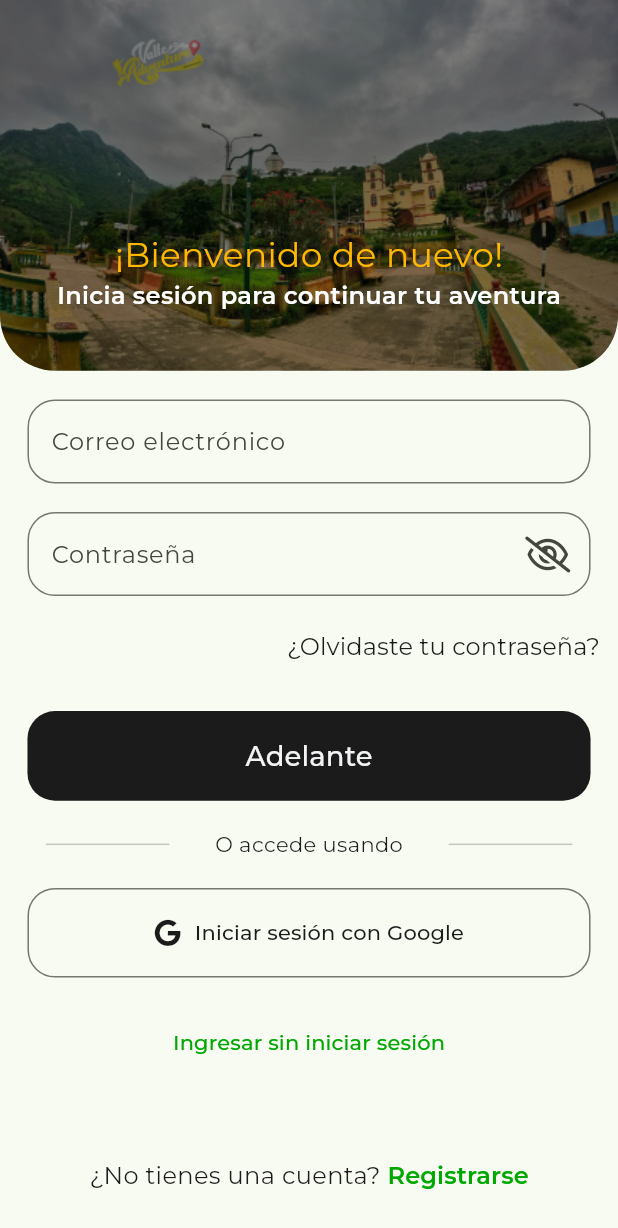
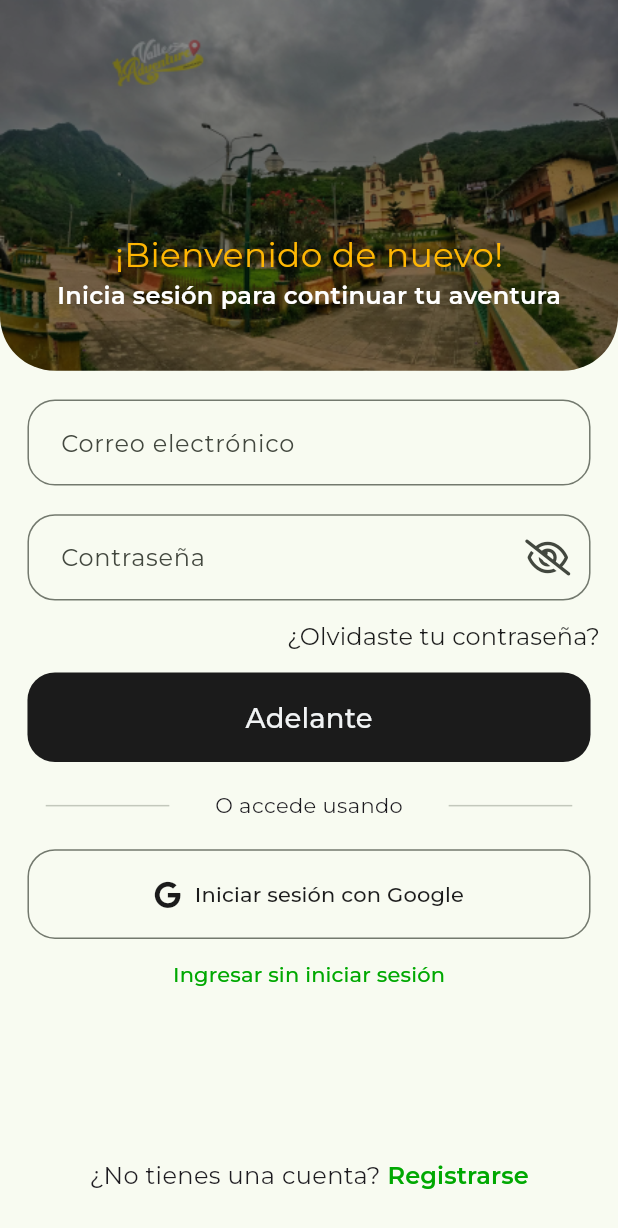
Before and after one commit to Jmendozase6/valle_adventure_app, a Flutter app: the SignInScreen screen opened directly, on a phone screen of 412 x 824 dp. Shown: the top 1228 px of the screen. Run offline on Flutter 3.47's test engine with Material 3 defaults, Android fonts, the phone set to English and light mode, and no system bars; our stand-ins replace animate_do, cached_network_image, flashy_tab_bar2, flutter_dotenv, flutter_riverpod, flutter_screenutil and 8 more; accounts and stored records are empty; generated files the repository leaves out were written again.

Commit message:
fix: UI code for better consistency and readability

```diff
--- a/lib/features/auth/screens/sign_in_screen.dart
+++ b/lib/features/auth/screens/sign_in_screen.dart
@@ -59,7 +59,6 @@ class _SignInView extends ConsumerWidget {
             labelText: locale.password,
             controller: authProvider.signInPasswordController,
           ),
-          SizedBox(height: AppConstants.defaultPadding * 0.5),
           Align(
             alignment: Alignment.centerRight,
             child: TextButton(
@@ -75,7 +74,6 @@ class _SignInView extends ConsumerWidget {
               ),
             ),
           ),
-          SizedBox(height: AppConstants.defaultPadding),
           Padding(
             padding: EdgeInsets.symmetric(
               horizontal: AppConstants.defaultPaddingHorizontal,
@@ -104,7 +102,6 @@ class _SignInView extends ConsumerWidget {
           ButtonSocialMedia(
             text: locale.sign_in_with_google,
           ),
-          SizedBox(height: AppConstants.defaultPadding),
           // TODO: traslate
           TextButton(
             onPressed: () {
--- a/lib/features/shared/custom_input.dart
+++ b/lib/features/shared/custom_input.dart
@@ -1,5 +1,6 @@
 import 'package:flutter/material.dart';
 import 'package:flutter_riverpod/flutter_riverpod.dart';
+import 'package:flutter_screenutil/flutter_screenutil.dart';
 import 'package:valle_adventure_app/core/config/constants/app_constants.dart';
 
 // ignore: must_be_immutable
@@ -28,6 +29,10 @@ class CustomInput extends ConsumerWidget {
           border: OutlineInputBorder(
             borderRadius: BorderRadius.circular(AppConstants.defaultRadius),
           ),
+          contentPadding: EdgeInsets.symmetric(
+            vertical: 14.h,
+            horizontal: AppConstants.defaultPaddingHorizontal,
+          ),
         ),
         keyboardType: keyboardType ?? TextInputType.emailAddress,
       ),
--- a/lib/features/shared/custom_input_password.dart
+++ b/lib/features/shared/custom_input_password.dart
@@ -1,5 +1,6 @@
 import 'package:flutter/material.dart';
 import 'package:flutter_riverpod/flutter_riverpod.dart';
+import 'package:flutter_screenutil/flutter_screenutil.dart';
 import 'package:font_awesome_flutter/font_awesome_flutter.dart';
 import 'package:valle_adventure_app/core/config/constants/app_constants.dart';
 import 'package:valle_adventure_app/features/shared/providers/providers.dart';
@@ -29,6 +30,10 @@ class CustomInputPassword extends ConsumerWidget {
           border: OutlineInputBorder(
             borderRadius: BorderRadius.circular(AppConstants.defaultRadius),
           ),
+          contentPadding: EdgeInsets.symmetric(
+            vertical: 14.h,
+            horizontal: AppConstants.defaultPaddingHorizontal,
+          ),
           suffixIcon: Padding(
             padding: EdgeInsets.only(
               right: AppConstants.defaultPaddingHorizontal * 0.5,
```
